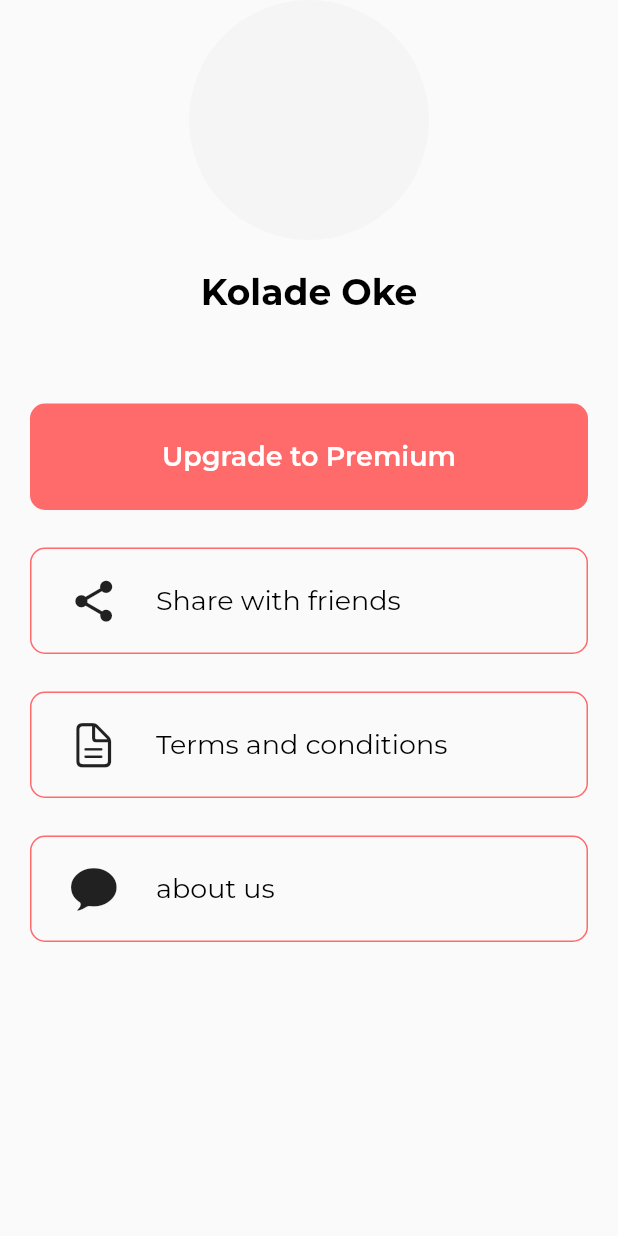
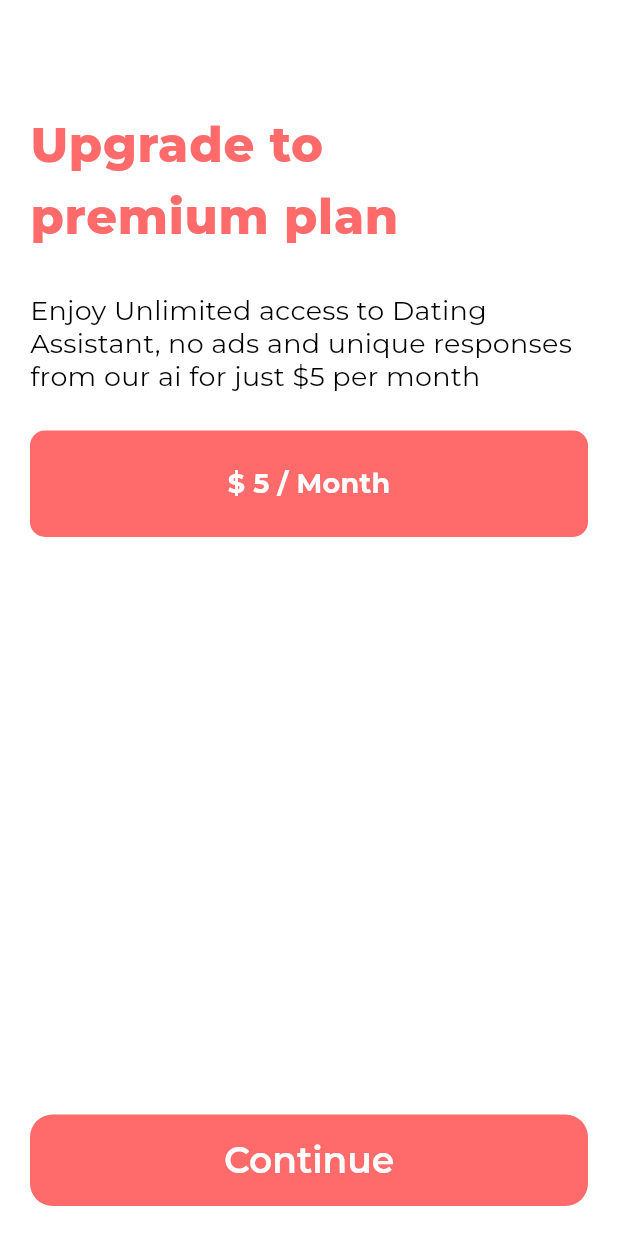
Before and after one commit to hngx-org/dating-assistant-app, a Flutter app: the Profile screen opened directly, after a tap on "Upgrade to Premium", on a phone screen of 412 x 824 dp. Run offline on Flutter 3.47's test engine with Material 2 defaults, Android fonts, the phone set to English and light mode, and no system bars; our stand-ins replace flutter_riverpod, google_fonts, riverpod_annotation; generated files the repository leaves out were written again.

Commit message:
upgradeScreen added

```diff
--- a/lib/commons/widgets/text_widgets.dart
+++ b/lib/commons/widgets/text_widgets.dart
@@ -45,13 +45,48 @@ class TextSize18 extends StatelessWidget {
   Widget build(BuildContext context) {
     return Text(
       text,
-      textAlign: TextAlign.center,
       style: GoogleFonts.montserrat(
         fontSize: 18,
         color: color,
         fontWeight: fontWeight,
         fontStyle: FontStyle.normal,
+        letterSpacing: 0.2
       ),
     );
   }
 }
+
+// Text Size 24
+class Textsize32 extends StatelessWidget {
+  final String text;
+  final Color color;
+  final FontWeight fontWeight;
+  final double? fontSize;
+  final double? height;
+  final double? letterSpacing;
+  const Textsize32({
+    super.key,
+    this.text = '',
+    this.color = ProjectColors.white,
+    this.fontWeight = FontWeight.normal,
+    this.fontSize,
+    this.height,
+    this.letterSpacing,
+  });
+
+  @override
+  Widget build(BuildContext context) {
+    return Text(
+      text,
+      style: GoogleFonts.montserrat(
+        fontSize: fontSize,
+        color: color,
+        fontWeight: fontWeight,
+        fontStyle: FontStyle.normal,
+        height: height,
+        letterSpacing: letterSpacing,
+
+      ),
+    );
+  }
+}
--- a/lib/features/profile/view/profile.dart
+++ b/lib/features/profile/view/profile.dart
@@ -1,6 +1,7 @@
 import 'package:dating_assitant_app/commons/utils/colors.dart';
 import 'package:dating_assitant_app/commons/widgets/custom_container.dart';
 import 'package:dating_assitant_app/commons/widgets/text_widgets.dart';
+import 'package:dating_assitant_app/features/upgrade/view/upgrade.dart';
 import 'package:flutter/cupertino.dart';
 import 'package:flutter/material.dart';
 
@@ -35,6 +36,7 @@ class _ProfileState extends State<Profile> {
               customContainerFilled(
                 onTap: () {
                   // Navigate to the upgrade screen.
+                  Navigator.of(context).push(MaterialPageRoute(builder: (context) => const Upgrade(),));
                 },
                 containerTitle: 'Upgrade to Premium',
                 fontWeight: FontWeight.w600,
--- /dev/null
+++ b/lib/features/upgrade/view/upgrade.dart
@@ -0,0 +1,53 @@
+import 'package:dating_assitant_app/commons/utils/colors.dart';
+import 'package:dating_assitant_app/commons/widgets/button_widget.dart';
+import 'package:dating_assitant_app/commons/widgets/custom_container.dart';
+import 'package:dating_assitant_app/commons/widgets/text_widgets.dart';
+import 'package:flutter/material.dart';
+
+class Upgrade extends StatelessWidget {
+  const Upgrade({super.key});
+
+  @override
+  Widget build(BuildContext context) {
+    return Scaffold(
+      backgroundColor: ProjectColors.white,
+      body: SafeArea(
+          child: Container(
+            color: ProjectColors.white,
+        padding: const EdgeInsets.only(right: 20, left: 20, top: 70, bottom: 20),
+        child:  Column(
+          crossAxisAlignment: CrossAxisAlignment.start,
+          mainAxisAlignment: MainAxisAlignment.spaceBetween,
+          children: [
+            Column(
+              crossAxisAlignment: CrossAxisAlignment.start,
+              children: [
+                Textsize32(
+              text: 'Upgrade to \npremium plan',
+              color: ProjectColors.pink,
+              fontWeight: FontWeight.w800,
+              fontSize: 32,
+              height: 1.5,
+              letterSpacing: 0.5,
+            ),
+            SizedBox(height: 30),
+            TextSize18(
+              text:
+                  'Enjoy Unlimited access to Dating Assistant, no ads and unique responses from our ai for just \$5 per month',
+              color: ProjectColors.black,
+              fontWeight: FontWeight.w400,
+            ),
+            SizedBox(height: 25),
+            customContainerFilled(
+              containerTitle: '\$ 5 / Month',
+              fontWeight: FontWeight.w700
+            ),
+              ],
+            ),
+            appButton(buttonTitle: 'Continue')
+          ],
+        ),
+      )),
+    );
+  }
+}
```
